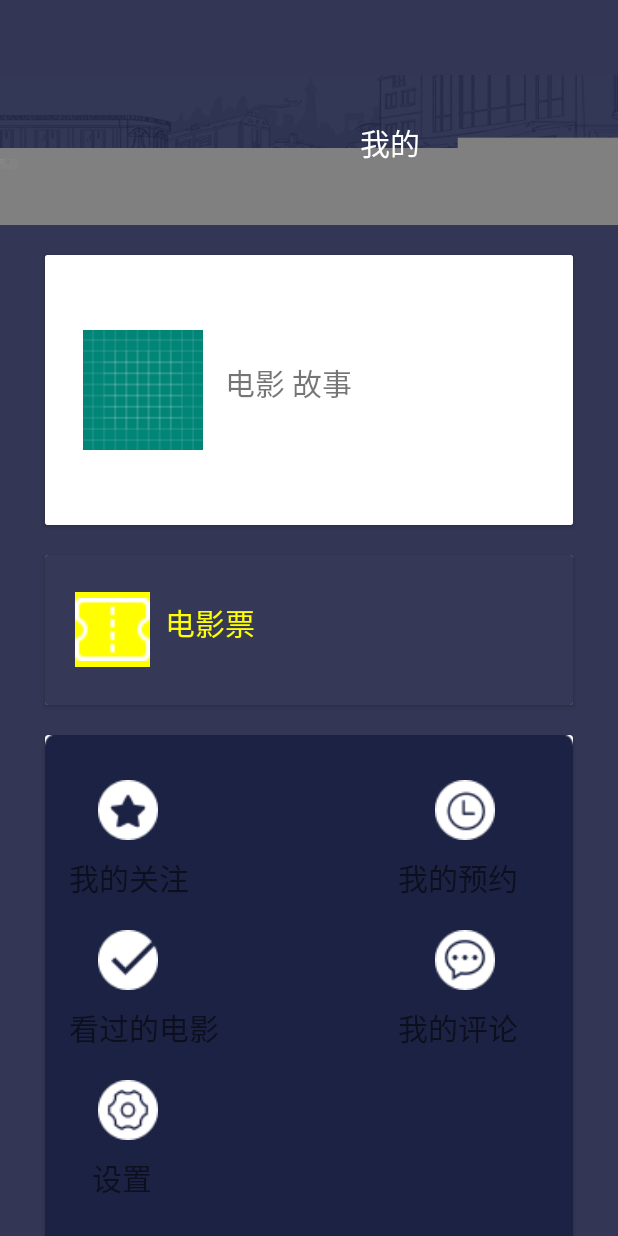
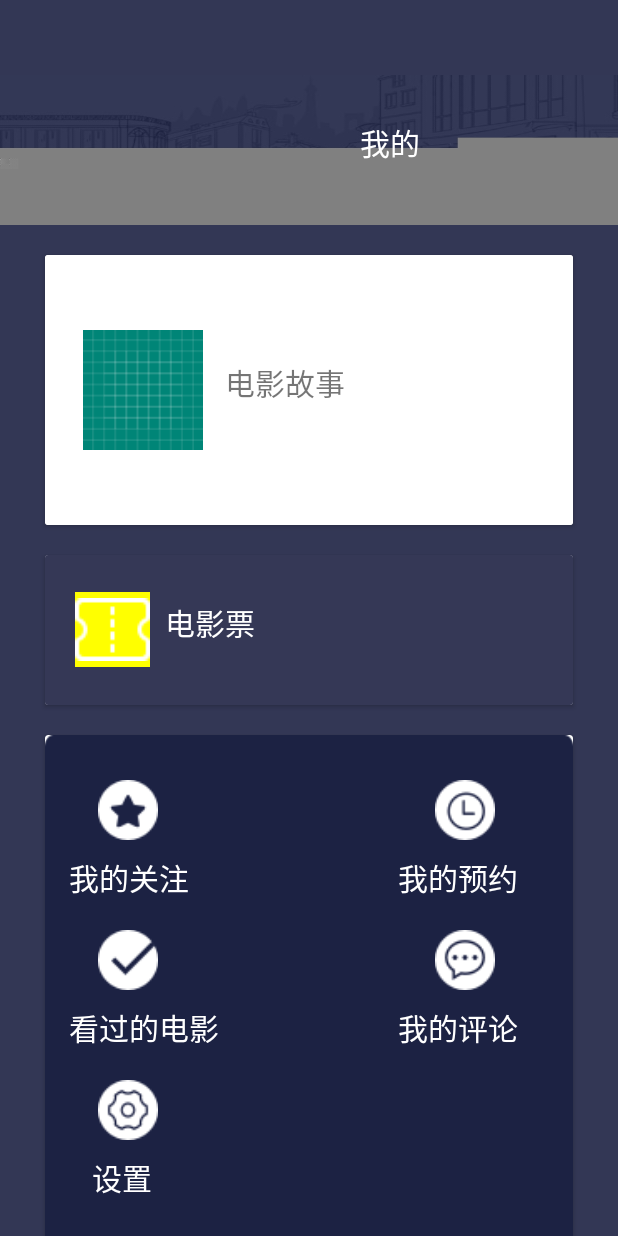
Before and after one commit to yangjingyuy/Dimensionsofthefilm, an Android app: the fragment MyFragment shown on its own in the app's theme, on a phone screen of 412 x 824 dp. Run offline under Robolectric (Android 15) with nearby library versions, the phone set to English and light mode, and no system bars; our stand-ins replace ButterKnife; network calls fail.

Commit message:
孔平平提交   我的布局

```diff
--- a/app/src/main/res/layout/my_layout.xml
+++ b/app/src/main/res/layout/my_layout.xml
@@ -56,7 +56,7 @@
                    <TextView
                        android:layout_width="wrap_content"
                        android:layout_height="wrap_content"
-                       android:text="电影 故事"
+                       android:text="电影故事"
                         android:layout_marginLeft="120sp"
                        android:layout_marginTop="70sp"
                         android:textSize="20sp"
@@ -100,13 +100,14 @@
                           android:textSize="20sp"
                           android:layout_marginLeft="80sp"
                          android:layout_marginTop="30sp"
-                         android:textColor="#ff0"
+                         android:textColor="#fff"
                          />
                      <ImageView
                          android:layout_width="25dp"
                          android:layout_height="25dp"
                          android:layout_marginLeft="480dp"
                          android:layout_marginTop="45dp"
+                         android:background="#fff"
                          android:src="@mipmap/shape"
                          />
               </RelativeLayout>
@@ -138,6 +139,7 @@
                        android:layout_marginLeft="16dp"
                        android:layout_marginTop="80dp"
                        android:text="我的关注"
+                       android:textColor="#fff"
                         android:textSize="20sp"
                        />
                   <ImageView
@@ -153,6 +155,7 @@
                       android:layout_marginLeft="235dp"
                       android:layout_marginTop="80dp"
                       android:text="我的预约"
+                      android:textColor="#fff"
                       android:textSize="20sp"
                       />
 
@@ -170,6 +173,7 @@
                       android:layout_marginLeft="435dp"
                       android:layout_marginTop="80dp"
                       android:text="购票记录"
+                      android:textColor="#fff"
                       android:textSize="20sp"
                       />
 
@@ -185,6 +189,7 @@
                       android:layout_height="wrap_content"
                       android:layout_marginLeft="16dp"
                       android:layout_marginTop="180dp"
+                      android:textColor="#fff"
                       android:text="看过的电影"
                       android:textSize="20sp"
                       />
@@ -200,6 +205,7 @@
                       android:layout_height="wrap_content"
                       android:layout_marginLeft="235dp"
                       android:layout_marginTop="180dp"
+                      android:textColor="#fff"
                       android:text="我的评论"
                       android:textSize="20sp"
                       />
@@ -217,6 +223,7 @@
                       android:layout_height="wrap_content"
                       android:layout_marginLeft="435dp"
                       android:layout_marginTop="180dp"
+                      android:textColor="#fff"
                       android:text="意见反馈"
                       android:textSize="20sp"
                       />
@@ -232,6 +239,7 @@
                       android:layout_height="wrap_content"
                       android:layout_marginLeft="31dp"
                       android:layout_marginTop="280dp"
+                      android:textColor="#fff"
                       android:text="设置"
                       android:textSize="20sp"
                       />
```
